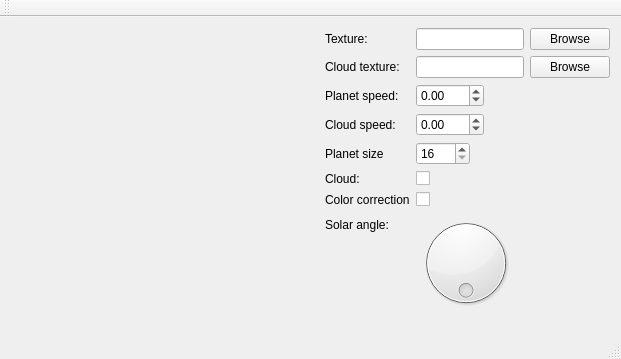
Qt form tools/PlanetViewer/MainWindow.ui (ObKo/OpenSR) before a commit.
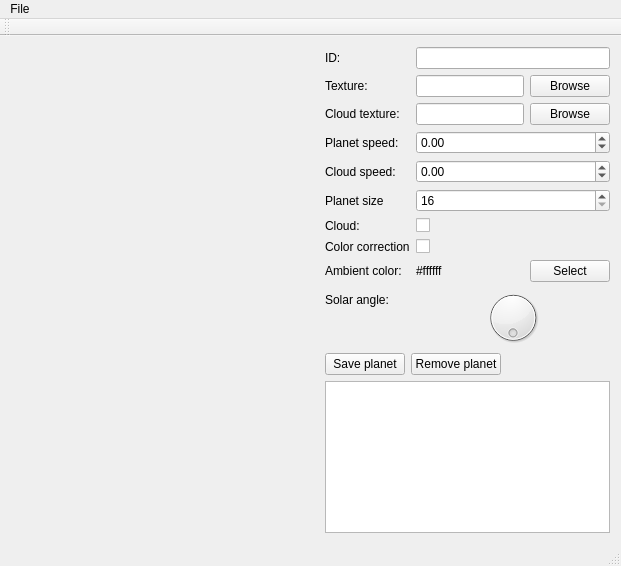
The same form after that commit. Custom widgets are drawn as their Qt base class.

Commit message: Added saving/loading into PlanetViewer.

What changed in the file:
```diff
--- a/tools/PlanetViewer/MainWindow.ui
+++ b/tools/PlanetViewer/MainWindow.ui
@@ -7,37 +7,96 @@
     <x>0</x>
     <y>0</y>
     <width>621</width>
-    <height>359</height>
+    <height>566</height>
    </rect>
   </property>
   <property name="windowTitle">
    <string>MainWindow</string>
   </property>
   <widget class="QWidget" name="centralWidget">
-   <layout class="QHBoxLayout" name="horizontalLayout" stretch="1,0">
+   <layout class="QHBoxLayout" name="horizontalLayout_5" stretch="1,0">
     <item>
-     <widget class="PlanetViewer" name="planetWidget" native="true"/>
+     <widget class="PlanetViewer" name="planetWidget" native="true">
+      <property name="sizePolicy">
+       <sizepolicy hsizetype="Expanding" vsizetype="Expanding">
+        <horstretch>0</horstretch>
+        <verstretch>0</verstretch>
+       </sizepolicy>
+      </property>
+     </widget>
     </item>
+    <item>
+     <layout class="QVBoxLayout" name="verticalLayout_2">
     <item>
      <layout class="QFormLayout" name="formLayout">
-      <property name="fieldGrowthPolicy">
-       <enum>QFormLayout::ExpandingFieldsGrow</enum>
-      </property>
       <item row="0" column="0">
+         <widget class="QLabel" name="label_10">
+          <property name="text">
+           <string>ID:</string>
+          </property>
+         </widget>
+        </item>
+        <item row="0" column="1">
+         <widget class="QLineEdit" name="ID"/>
+        </item>
+        <item row="1" column="0">
        <widget class="QLabel" name="label_7">
         <property name="text">
          <string>Texture:</string>
         </property>
        </widget>
       </item>
+        <item row="1" column="1">
+         <layout class="QHBoxLayout" name="horizontalLayout_2">
+          <item>
+           <widget class="QLineEdit" name="texture">
+            <property name="readOnly">
+             <bool>true</bool>
+            </property>
+           </widget>
+          </item>
+          <item>
+           <widget class="QPushButton" name="textureBrowse">
+            <property name="text">
+             <string>Browse</string>
+            </property>
+           </widget>
+          </item>
+         </layout>
+        </item>
       <item row="2" column="0">
+         <widget class="QLabel" name="label_8">
+          <property name="text">
+           <string>Cloud texture:</string>
+          </property>
+         </widget>
+        </item>
+        <item row="2" column="1">
+         <layout class="QHBoxLayout" name="horizontalLayout_3">
+          <item>
+           <widget class="QLineEdit" name="cloudTexture">
+            <property name="readOnly">
+             <bool>true</bool>
+            </property>
+           </widget>
+          </item>
+          <item>
+           <widget class="QPushButton" name="cloudBrowse">
+            <property name="text">
+             <string>Browse</string>
+            </property>
+           </widget>
+          </item>
+         </layout>
+        </item>
+        <item row="3" column="0">
        <widget class="QLabel" name="label">
         <property name="text">
          <string>Planet speed:</string>
         </property>
        </widget>
       </item>
-      <item row="2" column="1">
+        <item row="3" column="1">
        <widget class="QDoubleSpinBox" name="planetSpeed">
         <property name="minimum">
          <double>-360.000000000000000</double>
@@ -47,14 +106,14 @@
         </property>
        </widget>
       </item>
-      <item row="3" column="0">
+        <item row="4" column="0">
        <widget class="QLabel" name="label_2">
         <property name="text">
          <string>Cloud speed:</string>
         </property>
        </widget>
       </item>
-      <item row="3" column="1">
+        <item row="4" column="1">
        <widget class="QDoubleSpinBox" name="cloudSpeed">
         <property name="minimum">
          <double>-360.000000000000000</double>
@@ -64,14 +123,14 @@
         </property>
        </widget>
       </item>
-      <item row="4" column="0">
+        <item row="5" column="0">
        <widget class="QLabel" name="label_3">
         <property name="text">
          <string>Planet size</string>
         </property>
        </widget>
       </item>
-      <item row="4" column="1">
+        <item row="5" column="1">
        <widget class="QSpinBox" name="planetSize">
         <property name="minimum">
          <number>16</number>
@@ -81,42 +140,73 @@
         </property>
        </widget>
       </item>
-      <item row="5" column="0">
+        <item row="6" column="0">
        <widget class="QLabel" name="label_4">
         <property name="text">
          <string>Cloud:</string>
         </property>
        </widget>
       </item>
-      <item row="5" column="1">
+        <item row="6" column="1">
        <widget class="QCheckBox" name="cloud">
         <property name="text">
          <string/>
         </property>
        </widget>
       </item>
-      <item row="6" column="0">
+        <item row="7" column="0">
        <widget class="QLabel" name="label_5">
         <property name="text">
          <string>Color correction</string>
         </property>
        </widget>
       </item>
-      <item row="6" column="1">
+        <item row="7" column="1">
        <widget class="QCheckBox" name="colorCorrection">
         <property name="text">
          <string/>
         </property>
        </widget>
       </item>
-      <item row="7" column="0">
+        <item row="8" column="0">
+         <widget class="QLabel" name="label_9">
+          <property name="text">
+           <string>Ambient color:</string>
+          </property>
+         </widget>
+        </item>
+        <item row="8" column="1">
+         <layout class="QHBoxLayout" name="horizontalLayout">
+          <item>
+           <widget class="QLabel" name="colorLabel">
+            <property name="sizePolicy">
+             <sizepolicy hsizetype="Expanding" vsizetype="Preferred">
+              <horstretch>0</horstretch>
+              <verstretch>0</verstretch>
+             </sizepolicy>
+            </property>
+            <property name="text">
+             <string>#ffffff</string>
+            </property>
+           </widget>
+          </item>
+          <item>
+           <widget class="QPushButton" name="colorButton">
+            <property name="text">
+             <string>Select</string>
+            </property>
+           </widget>
+          </item>
+         </layout>
+        </item>
+        <item row="9" column="0">
        <widget class="QLabel" name="label_6">
         <property name="text">
          <string>Solar angle:</string>
         </property>
        </widget>
       </item>
-      <item row="7" column="1">
+        <item row="9" column="1">
        <widget class="QDial" name="solarAngle">
         <property name="maximum">
          <number>360</number>
@@ -129,48 +219,52 @@
         </property>
        </widget>
       </item>
-      <item row="0" column="1">
-       <layout class="QHBoxLayout" name="horizontalLayout_2">
-        <item>
-         <widget class="QLineEdit" name="texture">
-          <property name="readOnly">
-           <bool>true</bool>
-          </property>
-         </widget>
+       </layout>
         </item>
         <item>
-         <widget class="QPushButton" name="textureBrowse">
+       <layout class="QVBoxLayout" name="verticalLayout">
+        <item>
+         <layout class="QHBoxLayout" name="horizontalLayout_4">
+          <item>
+           <widget class="QPushButton" name="savePlanetButton">
           <property name="text">
-           <string>Browse</string>
+             <string>Save planet</string>
           </property>
          </widget>
         </item>
-       </layout>
-      </item>
-      <item row="1" column="1">
-       <layout class="QHBoxLayout" name="horizontalLayout_3">
         <item>
-         <widget class="QLineEdit" name="cloudTexture">
-          <property name="readOnly">
-           <bool>true</bool>
+           <widget class="QPushButton" name="removePlanetButton">
+            <property name="text">
+             <string>Remove planet</string>
           </property>
          </widget>
         </item>
         <item>
-         <widget class="QPushButton" name="cloudBrowse">
-          <property name="text">
-           <string>Browse</string>
-          </property>
-         </widget>
+           <spacer name="horizontalSpacer">
+            <property name="orientation">
+             <enum>Qt::Horizontal</enum>
+            </property>
+            <property name="sizeHint" stdset="0">
+             <size>
+              <width>40</width>
+              <height>20</height>
+             </size>
+            </property>
+           </spacer>
         </item>
        </layout>
       </item>
-      <item row="1" column="0">
-       <widget class="QLabel" name="label_8">
-        <property name="text">
-         <string>Cloud texture:</string>
-        </property>
-       </widget>
+        <item>
+         <widget class="QListView" name="planetListView">
+          <property name="selectionMode">
+           <enum>QAbstractItemView::ExtendedSelection</enum>
+          </property>
+          <property name="selectionBehavior">
+           <enum>QAbstractItemView::SelectRows</enum>
+          </property>
+         </widget>
+        </item>
+       </layout>
       </item>
      </layout>
     </item>
@@ -185,6 +279,15 @@
      <height>24</height>
     </rect>
    </property>
+   <widget class="QMenu" name="menuFile">
+    <property name="title">
+     <string>File</string>
+    </property>
+    <addaction name="actionSave_JSON"/>
+    <addaction name="actionOpen_JSON"/>
+    <addaction name="actionSet_data_dir"/>
+   </widget>
+   <addaction name="menuFile"/>
   </widget>
   <widget class="QToolBar" name="mainToolBar">
    <attribute name="toolBarArea">
```
Left out of the diff: 15 changed lines with no effect on the pictures. Lines whose indentation alone changed are shown as unchanged. The commit also changes 8 other files.
